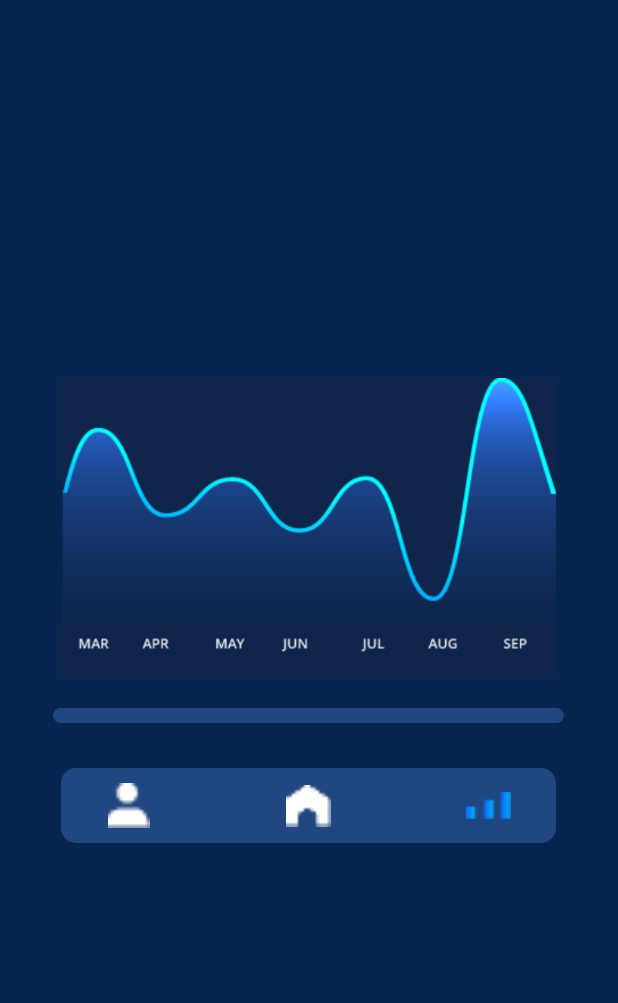
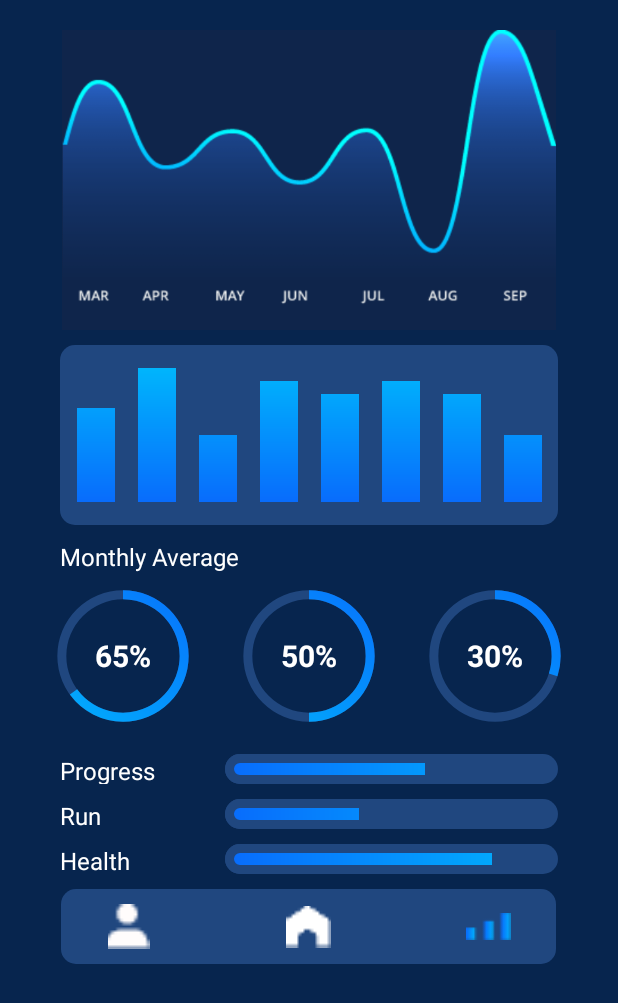
Before and after one commit to iMasry/WEASY, an Android app: the ReportActivity screen opened directly, with no data from a screen before it, on a phone screen of 412 x 824 dp. Shown: the top 1003 px of the screen. Run offline under Robolectric (Android 15) with nearby library versions, the phone set to English and light mode, and no system bars.

Commit message:
Maged First

```diff
--- /dev/null
+++ b/app/src/main/res/drawable/circular_bar.xml
@@ -0,0 +1,33 @@
+<?xml version="1.0" encoding="utf-8"?>
+<layer-list xmlns:android="http://schemas.android.com/apk/res/android">
+
+    <item android:id="@android:id/background">
+        <shape
+            android:innerRadiusRatio="3"
+            android:shape="ring"
+            android:thickness="6dp"
+            android:useLevel="false">
+            <solid android:color="#20477F" />
+        </shape>
+    </item>
+
+    <item android:id="@android:id/progress">
+        <rotate
+            android:fromDegrees="270"
+            android:pivotX="50%"
+            android:pivotY="50%"
+            android:toDegrees="270">
+            <shape
+                android:innerRadiusRatio="3"
+                android:shape="ring"
+                android:thickness="6dp"
+                android:useLevel="true">
+                <gradient
+                    android:angle="135"
+                    android:endColor="#00B5FC"
+                    android:startColor="#086CFC" />
+            </shape>
+        </rotate>
+    </item>
+
+</layer-list>
--- /dev/null
+++ b/app/src/main/res/drawable/gradiant_horizontal.xml
@@ -0,0 +1,24 @@
+<?xml version="1.0" encoding="utf-8"?>
+<layer-list xmlns:android="http://schemas.android.com/apk/res/android">
+    <item android:id="@android:id/background">
+        <shape android:shape="rectangle">
+            <solid android:color="#20477F" />
+            <corners android:radius="300dp" />
+        </shape>
+    </item>
+    <item android:id="@android:id/progress">
+        <clip android:clipOrientation="horizontal">
+            <shape android:shape="rectangle">
+                <stroke
+                    android:width="6dp"
+                    android:color="#20477F" />
+                <gradient
+                    android:angle="0"
+                    android:endColor="#00B5FC"
+                    android:startColor="#086CFC" />
+                <corners android:radius="300dp" />
+            </shape>
+        </clip>
+    </item>
+
+</layer-list>
--- a/app/src/main/res/drawable/solid_vertical.xml
+++ b/app/src/main/res/drawable/solid_vertical.xml
@@ -1,22 +1,14 @@
 <?xml version="1.0" encoding="utf-8"?>
 <layer-list xmlns:android="http://schemas.android.com/apk/res/android">
-    <item android:id="@android:id/background">
-        <shape>
-
-        </shape>
-    </item>
-
     <item android:id="@android:id/progress">
         <clip
             android:clipOrientation="vertical"
             android:gravity="bottom">
-
-            <shape>
+            <shape android:shape="rectangle">
                 <gradient
                     android:angle="90"
                     android:endColor="#00B5FC"
-                    android:startColor="#086CFC"
-                    />
+                    android:startColor="#086CFC" />
             </shape>
         </clip>
     </item>
--- a/app/src/main/res/layout/activity_homeactivity.xml
+++ b/app/src/main/res/layout/activity_homeactivity.xml
@@ -4,7 +4,7 @@
     android:layout_height="match_parent"
     android:background="#07254e"
     android:orientation="vertical"
-    tools:context=".MainActivity">
+    tools:context=".homeactivity">
 
     <FrameLayout
         android:id="@+id/PROGRESS_BARf"
--- a/app/src/main/res/layout/activity_report.xml
+++ b/app/src/main/res/layout/activity_report.xml
@@ -3,127 +3,302 @@
     android:layout_width="match_parent"
     android:layout_height="match_parent"
     android:background="#07254e"
+    android:gravity="center_horizontal"
     android:orientation="vertical"
-    android:gravity="center"
     tools:context=".MainActivity">
 
     <ImageView
         android:layout_width="wrap_content"
         android:layout_height="200dp"
-        android:src="@drawable/graph"/>
+        android:layout_marginTop="20dp"
+        android:paddingLeft="40dp"
+        android:paddingRight="40dp"
+        android:src="@drawable/graph" />
 
     <LinearLayout
         android:id="@+id/svertical"
         android:layout_width="wrap_content"
-                android:layout_height="10dp"
-                android:layout_margin="20dp"
+        android:layout_height="120dp"
+        android:layout_marginLeft="40dp"
+        android:layout_marginTop="10dp"
+        android:layout_marginRight="40dp"
+        android:background="@drawable/corners"
+        android:gravity="center"
         android:orientation="horizontal"
-                android:paddingBottom="15dp"
         android:paddingTop="15dp"
-                android:gravity="center"
-                android:background="@drawable/corners">
+        android:paddingBottom="15dp">
 
         <ProgressBar
-                    xmlns:tools="http://schemas.android.com/tools"
             style="?android:attr/progressBarStyleHorizontal"
             android:layout_width="25dp"
+            android:layout_height="match_parent"
+            android:layout_marginLeft="15dp"
             android:layout_marginRight="15dp"
-                    android:layout_marginLeft="15dp"
-                    android:layout_height="match_parent"
-                    android:progressDrawable="@drawable/solid_vertical"
-                    android:progress="70" />
+            android:progress="70"
+            android:progressDrawable="@drawable/solid_vertical" />
+
         <ProgressBar
-                    xmlns:tools="http://schemas.android.com/tools"
             style="?android:attr/progressBarStyleHorizontal"
             android:layout_width="25dp"
+            android:layout_height="match_parent"
             android:layout_marginRight="15dp"
-                    android:layout_height="match_parent"
-                    android:progressDrawable="@drawable/solid_vertical"
-                    android:progress="100" />
+            android:progress="100"
+            android:progressDrawable="@drawable/solid_vertical" />
+
         <ProgressBar
-                    xmlns:tools="http://schemas.android.com/tools"
             style="?android:attr/progressBarStyleHorizontal"
             android:layout_width="25dp"
+            android:layout_height="match_parent"
             android:layout_marginRight="15dp"
-                    android:layout_height="match_parent"
-                    android:progressDrawable="@drawable/solid_vertical"
-                    android:progress="50" />
-                <ProgressBar
-                    xmlns:tools="http://schemas.android.com/tools"
+            android:progress="50"
+            android:progressDrawable="@drawable/solid_vertical" />
+
+        <ProgressBar xmlns:tools="http://schemas.android.com/tools"
             style="?android:attr/progressBarStyleHorizontal"
             android:layout_width="25dp"
+            android:layout_height="match_parent"
             android:layout_marginRight="15dp"
-                    android:layout_height="match_parent"
-                    android:progressDrawable="@drawable/solid_vertical"
-                    android:progress="90" />
+            android:progress="90"
+            android:progressDrawable="@drawable/solid_vertical" />
+
         <ProgressBar
-                    xmlns:tools="http://schemas.android.com/tools"
             style="?android:attr/progressBarStyleHorizontal"
             android:layout_width="25dp"
+            android:layout_height="match_parent"
             android:layout_marginRight="15dp"
-                    android:layout_height="match_parent"
-                    android:progressDrawable="@drawable/solid_vertical"
-                    android:progress="80" />
+            android:progress="80"
+            android:progressDrawable="@drawable/solid_vertical" />
+
         <ProgressBar
-                    xmlns:tools="http://schemas.android.com/tools"
             style="?android:attr/progressBarStyleHorizontal"
             android:layout_width="25dp"
+            android:layout_height="match_parent"
             android:layout_marginRight="15dp"
-                    android:layout_height="match_parent"
-                    android:progressDrawable="@drawable/solid_vertical"
-                    android:progress="90" />
+            android:progress="90"
+            android:progressDrawable="@drawable/solid_vertical" />
+
         <ProgressBar
-                    xmlns:tools="http://schemas.android.com/tools"
             style="?android:attr/progressBarStyleHorizontal"
             android:layout_width="25dp"
+            android:layout_height="match_parent"
             android:layout_marginRight="15dp"
-                    android:layout_height="match_parent"
-                    android:progressDrawable="@drawable/solid_vertical"
-                    android:progress="80" />
+            android:progress="80"
+            android:progressDrawable="@drawable/solid_vertical" />
+
         <ProgressBar
-                    xmlns:tools="http://schemas.android.com/tools"
             style="?android:attr/progressBarStyleHorizontal"
             android:layout_width="25dp"
+            android:layout_height="match_parent"
             android:layout_marginRight="15dp"
+            android:progress="50"
+            android:progressDrawable="@drawable/solid_vertical" />
+    </LinearLayout>
+
+    <TextView
+        android:layout_width="match_parent"
+        android:layout_height="wrap_content"
+        android:layout_marginTop="10dp"
+        android:paddingLeft="40dp"
+        android:text="Monthly Average"
+        android:textColor="#FFF"
+        android:textSize="16sp" />
+
+    <LinearLayout
+        android:layout_width="match_parent"
+        android:layout_height="wrap_content"
+        android:orientation="horizontal"
+        android:paddingLeft="20dp"
+        android:paddingRight="20dp">
+
+        <RelativeLayout
+            android:layout_width="0dp"
+            android:layout_height="wrap_content"
+            android:layout_margin="5dp"
+            android:layout_weight="1">
+
+            <ProgressBar
+                android:id="@+id/month1circle"
+                style="?android:attr/progressBarStyleHorizontal"
+                android:layout_width="300dp"
+                android:layout_height="100dp"
+                android:layout_centerInParent="true"
+                android:progress="65"
+                android:progressDrawable="@drawable/circular_bar" />
+
+            <TextView
+                android:id="@+id/month1text"
+                android:layout_width="300dp"
+                android:layout_height="100dp"
+                android:layout_centerInParent="true"
+                android:gravity="center"
+                android:text="65%"
+                android:textColor="#FFF"
+                android:textSize="20sp"
+                android:textStyle="bold" />
+        </RelativeLayout>
+
+        <RelativeLayout
+            android:layout_width="0dp"
+            android:layout_height="wrap_content"
+            android:layout_margin="5dp"
+            android:layout_weight="1">
+
+            <ProgressBar
+                android:id="@+id/month2circle"
+                style="?android:attr/progressBarStyleHorizontal"
+                android:layout_width="300dp"
+                android:layout_height="100dp"
+                android:layout_centerInParent="true"
+                android:progress="50"
+                android:progressDrawable="@drawable/circular_bar" />
+
+            <TextView
+                android:id="@+id/month2text"
+                android:layout_width="300dp"
+                android:layout_height="100dp"
+                android:layout_centerInParent="true"
+                android:gravity="center"
+                android:text="50%"
+                android:textColor="#FFF"
+                android:textSize="20sp"
+                android:textStyle="bold" />
+        </RelativeLayout>
+
+        <RelativeLayout
+            android:layout_width="0dp"
+            android:layout_height="wrap_content"
+            android:layout_margin="5dp"
+            android:layout_weight="1">
+
+            <ProgressBar
+                android:id="@+id/month3circle"
+                style="?android:attr/progressBarStyleHorizontal"
+                android:layout_width="300dp"
+                android:layout_height="100dp"
+                android:layout_centerInParent="true"
+                android:progress="30"
+                android:progressDrawable="@drawable/circular_bar" />
+
+            <TextView
+                android:id="@+id/month3text"
+                android:layout_width="300dp"
+                android:layout_height="100dp"
+                android:layout_centerInParent="true"
+                android:gravity="center"
+                android:text="30%"
+                android:textColor="#FFF"
+                android:textSize="20sp"
+                android:textStyle="bold" />
+        </RelativeLayout>
+    </LinearLayout>
+
+    <LinearLayout
+        android:layout_width="match_parent"
+        android:layout_height="20dp"
+        android:layout_marginTop="10dp"
+        android:orientation="horizontal"
+        android:paddingLeft="40dp"
+        android:paddingRight="40dp">
+
+        <TextView
+            android:layout_width="70dp"
             android:layout_height="match_parent"
-                    android:progressDrawable="@drawable/solid_vertical"
-                    android:progress="50" />
+            android:text="Progress"
+            android:textColor="#FFF"
+            android:textSize="16sp" />
+
+        <ProgressBar
+            style="?android:attr/progressBarStyleHorizontal"
+            android:layout_width="match_parent"
+            android:layout_height="match_parent"
+            android:layout_marginLeft="40dp"
+            android:progress="60"
+            android:progressDrawable="@drawable/gradiant_horizontal" />
+    </LinearLayout>
+
+    <LinearLayout
+        android:layout_width="match_parent"
+        android:layout_height="20dp"
+        android:layout_marginTop="10dp"
+        android:orientation="horizontal"
+        android:paddingLeft="40dp"
+        android:paddingRight="40dp">
+
+        <TextView
+            android:layout_width="70dp"
+            android:layout_height="match_parent"
+            android:text="Run"
+            android:textColor="#FFF"
+            android:textSize="16sp" />
+
+        <ProgressBar
+            style="?android:attr/progressBarStyleHorizontal"
+            android:layout_width="match_parent"
+            android:layout_height="match_parent"
+            android:layout_marginLeft="40dp"
+            android:progress="40"
+            android:progressDrawable="@drawable/gradiant_horizontal" />
+    </LinearLayout>
+
+    <LinearLayout
+        android:layout_width="match_parent"
+        android:layout_height="20dp"
+        android:layout_marginTop="10dp"
+        android:orientation="horizontal"
+        android:paddingLeft="40dp"
+        android:paddingRight="40dp">
+
+        <TextView
+            android:layout_width="70dp"
+            android:layout_height="match_parent"
+            android:text="Health"
+            android:textColor="#FFF"
+            android:textSize="16sp" />
+
+        <ProgressBar
+            style="?android:attr/progressBarStyleHorizontal"
+            android:layout_width="match_parent"
+            android:layout_height="match_parent"
+            android:layout_marginLeft="40dp"
+            android:progress="80"
+            android:progressDrawable="@drawable/gradiant_horizontal" />
     </LinearLayout>
 
     <LinearLayout
         android:layout_width="wrap_content"
         android:layout_height="50dp"
         android:layout_below="@+id/mother"
+        android:layout_margin="10dp"
         android:background="@drawable/corners"
-            android:orientation="horizontal"
         android:gravity="center"
-            android:layout_margin="10dp">
+        android:orientation="horizontal">
 
         <ImageView
             android:layout_width="50dp"
             android:layout_height="50dp"
+            android:layout_marginLeft="20dp"
+            android:layout_marginRight="70dp"
+            android:clickable="true"
             android:padding="10dp"
-                android:layout_marginRight="70dp"
-                android:layout_marginLeft="20dp"
-                android:clickable="true"
-                android:src="@drawable/wp"/>
+            android:src="@drawable/wp" />
+
         <ImageView
             android:layout_width="50dp"
             android:layout_height="50dp"
-                android:padding="10dp"
             android:layout_marginRight="70dp"
             android:clickable="true"
-                android:src="@drawable/wh"/>
+            android:padding="10dp"
+            android:src="@drawable/wh" />
+
         <ImageView
             android:layout_width="50dp"
             android:layout_height="50dp"
-                android:padding="10dp"
             android:layout_marginRight="20dp"
             android:clickable="true"
-                android:src="@drawable/bs"/>
+            android:padding="10dp"
+            android:src="@drawable/bs" />
 
     </LinearLayout>
 
 
-
 </LinearLayout>
```
Also changed, not shown: 1 other file. Lines whose indentation alone changed are shown as unchanged.
